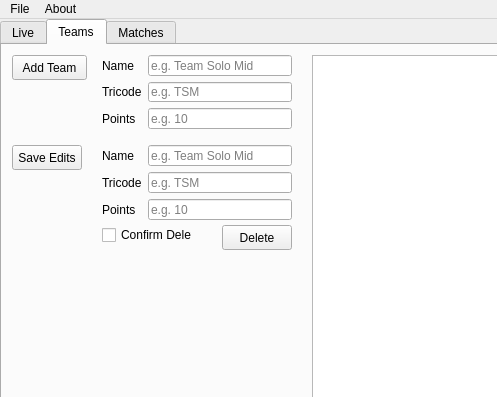
The window that form.ui (chhopsky/updatethestream) describes before a commit, drawn with Qt 5; both pictures show x 0 to 497 and y 0 to 397 of the 800 by 600 pixel window.
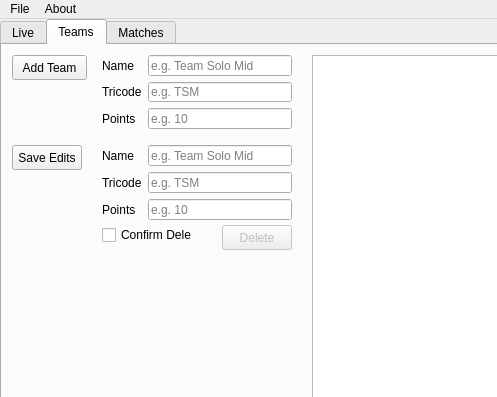
The same window after the commit. Icons and pictures are not drawn.

Diff of the .ui file:
```diff
--- a/form.ui
+++ b/form.ui
@@ -543,6 +543,9 @@
       </property>
      </widget>
      <widget class="QPushButton" name="delete_team_button">
+     <property name="enabled">
+       <bool>false</bool>
+      </property>
       <property name="geometry">
        <rect>
         <x>220</x>
```
Left out of the diff: 2 changed lines with no effect on the pictures.
